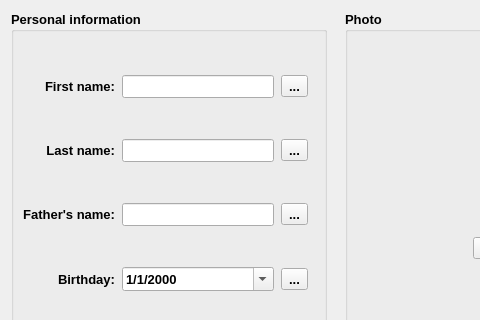
Before: the Qt Designer form ui/abstracteditor.ui in amirmohsen1384/DataBox, drawn with Qt 5; both pictures show x 0 to 480 and y 0 to 320 of the 671 by 507 pixel window.
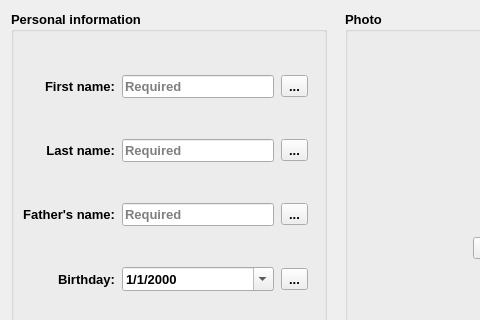
After: the same form once the commit is applied. Icons and pictures are not drawn.

Commit message:
Modification to the abstract data editor
1- Removed slot functions checking whether the textual containers are empty.
2- Improved the way the textual containers are checked.

What changed in the file:
```diff
--- a/ui/abstracteditor.ui
+++ b/ui/abstracteditor.ui
@@ -46,6 +46,9 @@
           <verstretch>0</verstretch>
          </sizepolicy>
         </property>
+        <property name="placeholderText">
+         <string>Required</string>
+        </property>
         <property name="clearButtonEnabled">
          <bool>true</bool>
         </property>
@@ -100,6 +103,9 @@
           <verstretch>0</verstretch>
          </sizepolicy>
         </property>
+        <property name="placeholderText">
+         <string>Required</string>
+        </property>
         <property name="clearButtonEnabled">
          <bool>true</bool>
         </property>
@@ -160,6 +166,9 @@
           <verstretch>0</verstretch>
          </sizepolicy>
         </property>
+        <property name="placeholderText">
+         <string>Required</string>
+        </property>
         <property name="clearButtonEnabled">
          <bool>true</bool>
         </property>
```
Left out of the diff: 264 changed lines with no effect on the pictures. The commit also changes 2 other files.
